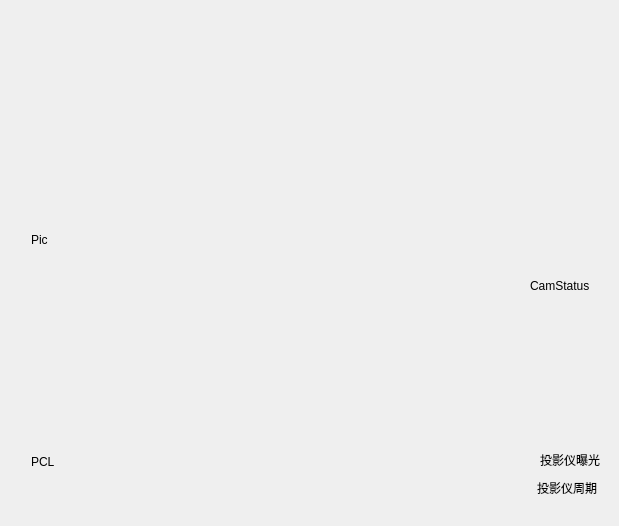
Old version of the form scanner/scanner.ui in the repository cffff-kong/Single-Cam-Structurd-Light-Scanner; both pictures show x 0 to 619 and y 0 to 526 of the 1021 by 766 pixel window.
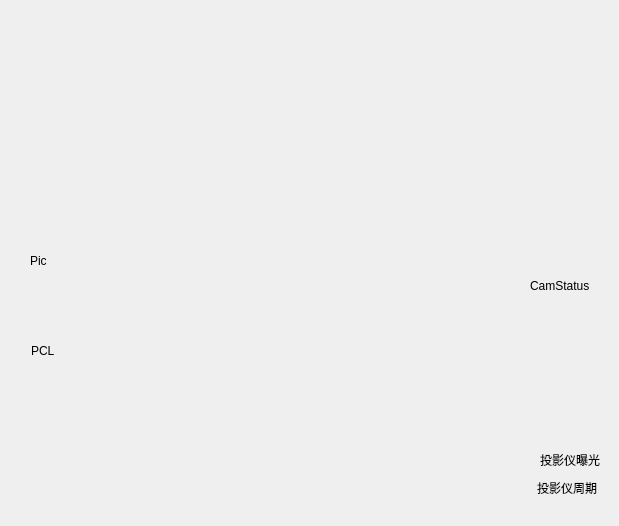
New version of the form.

Diff of the .ui file:
```diff
--- a/scanner/scanner.ui
+++ b/scanner/scanner.ui
@@ -304,13 +304,6 @@
     </rect>
    </property>
    <layout class="QVBoxLayout" name="verticalLayout">
-    <item>
-     <widget class="QLabel" name="labelPic">
-      <property name="text">
-       <string>Pic</string>
-      </property>
-     </widget>
-    </item>
     <item>
      <widget class="QLabel" name="labelPCL">
       <property name="text">
@@ -320,6 +313,19 @@
     </item>
    </layout>
   </widget>
+  <widget class="QLabel" name="labelPic">
+   <property name="geometry">
+    <rect>
+     <x>30</x>
+     <y>10</y>
+     <width>491</width>
+     <height>501</height>
+    </rect>
+   </property>
+   <property name="text">
+    <string>Pic</string>
+   </property>
+  </widget>
  </widget>
  <layoutdefault spacing="6" margin="11"/>
  <resources>
```
Left out of the diff: 5 changed lines with no effect on the pictures.
